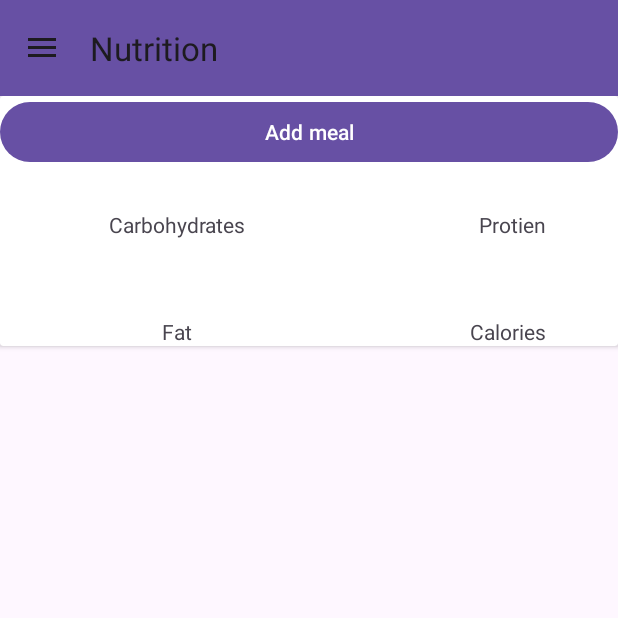
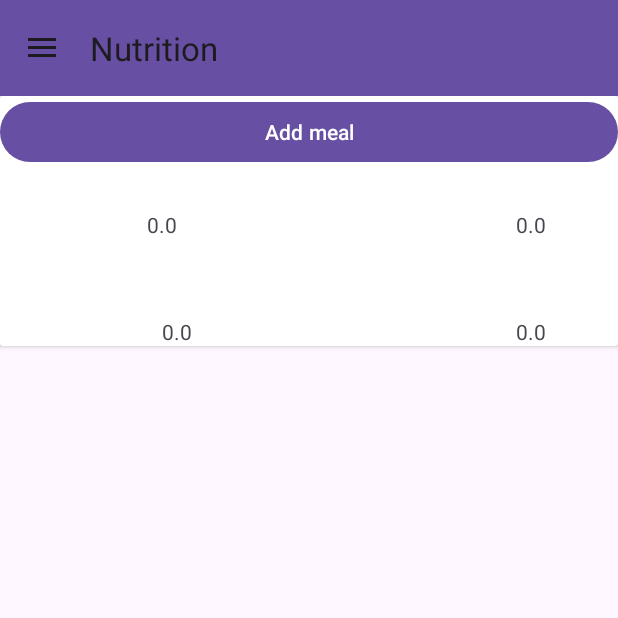
Before and after one commit to glakshya2/HealthManager, an Android app: the screen it shows after launch once a user with an empty profile is signed in (MainActivity), in the side drawer, after a tap on "Nutrition", on a phone screen of 412 x 824 dp, the top half of it. Run offline under Robolectric (Android 15) with nearby library versions, the phone set to English and light mode, and no system bars; our stand-ins replace Firebase (no records; nobody signed in at launch, a user with empty details on screens opened directly); Roboto replaces fonts that are not available here.

Commit message:
Complete Nutrition setup

```diff
--- a/app/src/main/java/com/glakshya2/healthmanager/ChildToHost.java
+++ b/app/src/main/java/com/glakshya2/healthmanager/ChildToHost.java
@@ -2,10 +2,13 @@ package com.glakshya2.healthmanager;
 
 import androidx.fragment.app.Fragment;
 
+import com.glakshya2.healthmanager.schema.Nutrition;
 import com.glakshya2.healthmanager.schema.Profile;
 
 public interface ChildToHost {
-    void transferData(Fragment fragment);
+    void setFragment(Fragment fragment);
 
     void transferData(Profile profile);
+
+    void transferData(Nutrition nutrition);
 }
--- a/app/src/main/java/com/glakshya2/healthmanager/MainActivity.java
+++ b/app/src/main/java/com/glakshya2/healthmanager/MainActivity.java
@@ -23,6 +23,7 @@ import com.glakshya2.healthmanager.records.AddHealthRecordsFragment;
 import com.glakshya2.healthmanager.records.HealthRecordsFragment;
 import com.glakshya2.healthmanager.reminders.AddReminderFragment;
 import com.glakshya2.healthmanager.reminders.RemindersFragment;
+import com.glakshya2.healthmanager.schema.Nutrition;
 import com.glakshya2.healthmanager.schema.Profile;
 import com.glakshya2.healthmanager.schema.User;
 import com.glakshya2.healthmanager.tracking.HealthTrackingFragment;
@@ -80,7 +81,6 @@ public class MainActivity extends AppCompatActivity implements NavigationView.On
                     user = new User();
                 }
             }
-
             @Override
             public void onCancelled(@NonNull DatabaseError error) {
 
@@ -135,10 +135,14 @@ public class MainActivity extends AppCompatActivity implements NavigationView.On
             toolbar.setTitle("Add Meal");
         } else if (fragment instanceof NutritionFragment) {
             toolbar.setTitle("Nutrition");
+            NutritionFragment nutritionFragment = (NutritionFragment) fragment;
+            if (user != null) {
+                nutritionFragment.recieveData(user.getNutrition());
+            }
         } else if (fragment instanceof ProfileFragment) {
             toolbar.setTitle("Profile");
             ProfileFragment profileFragment = (ProfileFragment) fragment;
-            if (user != null && profileFragment != null) {
+            if (user != null) {
                 profileFragment.receiveData(user.getProfile());
             }
         } else if (fragment instanceof AddHealthRecordsFragment) {
@@ -155,7 +159,7 @@ public class MainActivity extends AppCompatActivity implements NavigationView.On
     }
 
     @Override
-    public void transferData(Fragment fragment) {
+    public void setFragment(Fragment fragment) {
         loadFragment(fragment);
     }
 
@@ -164,4 +168,11 @@ public class MainActivity extends AppCompatActivity implements NavigationView.On
         user.setProfile(profile);
         databaseReference.setValue(user);
     }
+
+    @Override
+    public void transferData(Nutrition nutrition) {
+        user.setNutrition(nutrition);
+        databaseReference.setValue(user);
+        loadFragment(new NutritionFragment());
+    }
 }
--- /dev/null
+++ b/app/src/main/java/com/glakshya2/healthmanager/nutrition/NutritionAdapter.java
@@ -0,0 +1,48 @@
+package com.glakshya2.healthmanager.nutrition;
+
+import android.content.Context;
+import android.view.LayoutInflater;
+import android.view.View;
+import android.view.ViewGroup;
+
+import androidx.annotation.NonNull;
+import androidx.recyclerview.widget.RecyclerView;
+
+import com.glakshya2.healthmanager.R;
+import com.glakshya2.healthmanager.schema.Meal;
+
+import java.util.List;
+
+public class NutritionAdapter extends RecyclerView.Adapter<MealViewHolder> {
+
+    @NonNull
+    Context context;
+
+    List<Meal> mealList;
+
+    public NutritionAdapter(@NonNull Context context) {
+        this.context = context;
+        this.mealList = NutritionHelper.mealList;
+    }
+
+    @NonNull
+    @Override
+    public MealViewHolder onCreateViewHolder(@NonNull ViewGroup parent, int viewType) {
+        View view = LayoutInflater.from(context).inflate(R.layout.meal_datacard, parent, false);
+        return new MealViewHolder(view);
+    }
+
+    @Override
+    public void onBindViewHolder(@NonNull MealViewHolder holder, int position) {
+        holder.dataTitleTv.setText(mealList.get(position).getName());
+        holder.dataCarbsTv.setText(String.valueOf(mealList.get(position).getCarbohydrates()));
+        holder.dataProtienTv.setText(String.valueOf(mealList.get(position).getProtein()));
+        holder.dataFatTv.setText(String.valueOf(mealList.get(position).getFat()));
+        holder.dataCaloriesTv.setText(String.valueOf(mealList.get(position).getCalories()));
+    }
+
+    @Override
+    public int getItemCount() {
+        return mealList.size();
+    }
+}
--- a/app/src/main/java/com/glakshya2/healthmanager/nutrition/NutritionFragment.java
+++ b/app/src/main/java/com/glakshya2/healthmanager/nutrition/NutritionFragment.java
@@ -6,17 +6,29 @@ import android.view.LayoutInflater;
 import android.view.View;
 import android.view.ViewGroup;
 import android.widget.Button;
+import android.widget.TextView;
 
 import androidx.annotation.NonNull;
+import androidx.annotation.Nullable;
 import androidx.fragment.app.Fragment;
+import androidx.recyclerview.widget.LinearLayoutManager;
+import androidx.recyclerview.widget.RecyclerView;
 
 import com.glakshya2.healthmanager.ChildToHost;
 import com.glakshya2.healthmanager.R;
+import com.glakshya2.healthmanager.schema.Meal;
+import com.glakshya2.healthmanager.schema.Nutrition;
+
+import java.util.ArrayList;
 
 public class NutritionFragment extends Fragment {
 
-    Button addMeal;
+    Button addMealBtn;
+    TextView carbsTv, protienTv, fatTv, calTv;
+    RecyclerView recyclerView;
+    RecyclerView.Adapter adapter;
     ChildToHost childToHost;
+    Nutrition nutrition;
 
     public NutritionFragment() {
         // Required empty public constructor
@@ -32,8 +44,47 @@ public class NutritionFragment extends Fragment {
     public View onCreateView(LayoutInflater inflater, ViewGroup container,
                              Bundle savedInstanceState) {
         View view = inflater.inflate(R.layout.fragment_nutrition, container, false);
-        addMeal = view.findViewById(R.id.addMealBtn);
-        addMeal.setOnClickListener(v -> childToHost.transferData(new AddNutritionFragment()));
+        carbsTv = view.findViewById(R.id.carbsTv);
+        protienTv = view.findViewById(R.id.protienTv);
+        fatTv = view.findViewById(R.id.fatTv);
+        calTv = view.findViewById(R.id.calTv);
+        addMealBtn = view.findViewById(R.id.addMealBtn);
+        addMealBtn.setOnClickListener(v -> childToHost.setFragment(new AddNutritionFragment()));
+
+        recyclerView = view.findViewById(R.id.nutrition_recycler);
+        adapter = new NutritionAdapter(getActivity().getApplicationContext());
+        recyclerView.setAdapter(adapter);
+        recyclerView.setLayoutManager(new LinearLayoutManager(getActivity().getApplicationContext()));
+        recyclerView.setHasFixedSize(true);
         return view;
     }
+
+    public void onViewCreated(@NonNull View view, @Nullable Bundle savedInstance) {
+        if (this.nutrition != null) {
+            NutritionHelper.mealList = this.nutrition.getMealList();
+        } else {
+            NutritionHelper.mealList = new ArrayList<Meal>();
+        }
+        float totalCarbs = 0.0f, totalProtiens = 0.0f, totalFats = 0.0f, totalCalories = 0.0f;
+        for (Meal meal : NutritionHelper.mealList) {
+            totalCarbs += meal.getCarbohydrates();
+            totalProtiens += meal.getProtein();
+            totalFats += meal.getFat();
+            totalCalories += meal.getCalories();
+        }
+        carbsTv.setText(String.valueOf(totalCarbs));
+        protienTv.setText(String.valueOf(totalProtiens));
+        fatTv.setText(String.valueOf(totalFats));
+        calTv.setText(String.valueOf(totalCalories));
+    }
+
+    public void recieveData(Nutrition nutrition) {
+        if (nutrition != null) {
+            this.nutrition = nutrition;
+        } else {
+            this.nutrition = new Nutrition(new ArrayList<Meal>());
+        }
+    }
+
+
 }
--- /dev/null
+++ b/app/src/main/java/com/glakshya2/healthmanager/nutrition/NutritionHelper.java
@@ -0,0 +1,13 @@
+package com.glakshya2.healthmanager.nutrition;
+
+import com.glakshya2.healthmanager.schema.Meal;
+
+import java.util.ArrayList;
+
+public class NutritionHelper {
+    public static ArrayList<Meal> mealList = new ArrayList<>();
+
+    NutritionHelper() {
+        mealList = new ArrayList<>();
+    }
+}
--- a/app/src/main/java/com/glakshya2/healthmanager/records/HealthRecordsFragment.java
+++ b/app/src/main/java/com/glakshya2/healthmanager/records/HealthRecordsFragment.java
@@ -35,7 +35,7 @@ public class HealthRecordsFragment extends Fragment {
         View view = inflater.inflate(R.layout.fragment_health_records, container, false);
 
         addButton = view.findViewById(R.id.addHealthRecord);
-        addButton.setOnClickListener(v -> childToHost.transferData(new AddHealthRecordsFragment()));
+        addButton.setOnClickListener(v -> childToHost.setFragment(new AddHealthRecordsFragment()));
         return view;
     }
 }
--- a/app/src/main/java/com/glakshya2/healthmanager/reminders/RemindersFragment.java
+++ b/app/src/main/java/com/glakshya2/healthmanager/reminders/RemindersFragment.java
@@ -34,7 +34,7 @@ public class RemindersFragment extends Fragment {
         // Inflate the layout for this fragment
         View view = inflater.inflate(R.layout.fragment_reminders, container, false);
         addReminder = view.findViewById(R.id.button5);
-        addReminder.setOnClickListener(v -> childToHost.transferData(new AddReminderFragment()));
+        addReminder.setOnClickListener(v -> childToHost.setFragment(new AddReminderFragment()));
         return view;
     }
 }
--- /dev/null
+++ b/app/src/main/java/com/glakshya2/healthmanager/schema/Nutrition.java
@@ -0,0 +1,22 @@
+package com.glakshya2.healthmanager.schema;
+
+import java.util.ArrayList;
+
+public class Nutrition {
+    ArrayList<Meal> mealList = new ArrayList<>();
+
+    public Nutrition(ArrayList<Meal> mealList) {
+        this.mealList = mealList;
+    }
+
+    public Nutrition() {
+    }
+
+    public ArrayList<Meal> getMealList() {
+        return mealList;
+    }
+
+    public void setMealList(ArrayList<Meal> mealList) {
+        this.mealList = mealList;
+    }
+}
--- a/app/src/main/java/com/glakshya2/healthmanager/schema/User.java
+++ b/app/src/main/java/com/glakshya2/healthmanager/schema/User.java
@@ -2,12 +2,22 @@ package com.glakshya2.healthmanager.schema;
 
 public class User {
     private Profile profile;
+    private Nutrition nutrition;
 
-    public User(Profile profile) {
+    public User(Profile profile, Nutrition nutrition) {
         this.profile = profile;
+        this.nutrition = nutrition;
     }
 
     public User() {
+    }
+
+    public Nutrition getNutrition() {
+        return nutrition;
+    }
+
+    public void setNutrition(Nutrition nutrition) {
+        this.nutrition = nutrition;
     }
 
     public Profile getProfile() {
--- a/app/src/main/res/layout/fragment_nutrition.xml
+++ b/app/src/main/res/layout/fragment_nutrition.xml
@@ -29,19 +29,19 @@
                     app:layout_constraintTop_toTopOf="parent" />
 
                 <TextView
-                    android:id="@+id/textView5"
+                    android:id="@+id/carbsTv"
                     android:layout_width="wrap_content"
                     android:layout_height="wrap_content"
                     android:layout_marginStart="16dp"
                     android:layout_marginTop="28dp"
                     android:text="Carbohydrates"
-                    app:layout_constraintEnd_toStartOf="@+id/textView6"
+                    app:layout_constraintEnd_toStartOf="@+id/protienTv"
                     app:layout_constraintHorizontal_bias="0.266"
                     app:layout_constraintStart_toStartOf="parent"
                     app:layout_constraintTop_toBottomOf="@+id/addMealBtn" />
 
                 <TextView
-                    android:id="@+id/textView6"
+                    android:id="@+id/protienTv"
                     android:layout_width="wrap_content"
                     android:layout_height="wrap_content"
                     android:layout_marginTop="28dp"
@@ -51,17 +51,17 @@
                     app:layout_constraintTop_toBottomOf="@+id/addMealBtn" />
 
                 <TextView
-                    android:id="@+id/textView7"
+                    android:id="@+id/fatTv"
                     android:layout_width="wrap_content"
                     android:layout_height="wrap_content"
                     android:layout_marginStart="108dp"
                     android:layout_marginTop="52dp"
                     android:text="Fat"
                     app:layout_constraintStart_toStartOf="parent"
-                    app:layout_constraintTop_toBottomOf="@+id/textView5" />
+                    app:layout_constraintTop_toBottomOf="@+id/carbsTv" />
 
                 <TextView
-                    android:id="@+id/textView8"
+                    android:id="@+id/calTv"
                     android:layout_width="wrap_content"
                     android:layout_height="wrap_content"
                     android:layout_marginTop="52dp"
@@ -69,12 +69,13 @@
                     android:text="Calories"
                     app:layout_constraintEnd_toEndOf="parent"
                     app:layout_constraintHorizontal_bias="1.0"
-                    app:layout_constraintStart_toEndOf="@+id/textView7"
-                    app:layout_constraintTop_toBottomOf="@+id/textView6" />
+                    app:layout_constraintStart_toEndOf="@+id/fatTv"
+                    app:layout_constraintTop_toBottomOf="@+id/protienTv" />
             </androidx.constraintlayout.widget.ConstraintLayout>
         </androidx.cardview.widget.CardView>
 
         <androidx.recyclerview.widget.RecyclerView
+            android:id="@+id/nutrition_recycler"
             android:layout_width="match_parent"
             android:layout_height="match_parent" />
     </LinearLayout>
```
Also changed, not shown: app/src/main/java/com/glakshya2/healthmanager/nutrition/AddNutritionFragment.java (+30 -40 lines), app/src/main/java/com/glakshya2/healthmanager/nutrition/MealViewHolder.java (added, +22 -0 lines), app/src/main/java/com/glakshya2/healthmanager/profile/ProfileFragment.java (+10 -5 lines), app/src/main/java/com/glakshya2/healthmanager/schema/Meal.java (added, +60 -0 lines), app/src/main/res/layout/fragment_add_nutrition.xml (+11 -25 lines), app/src/main/res/layout/meal_datacard.xml (added, +46 -0 lines).
